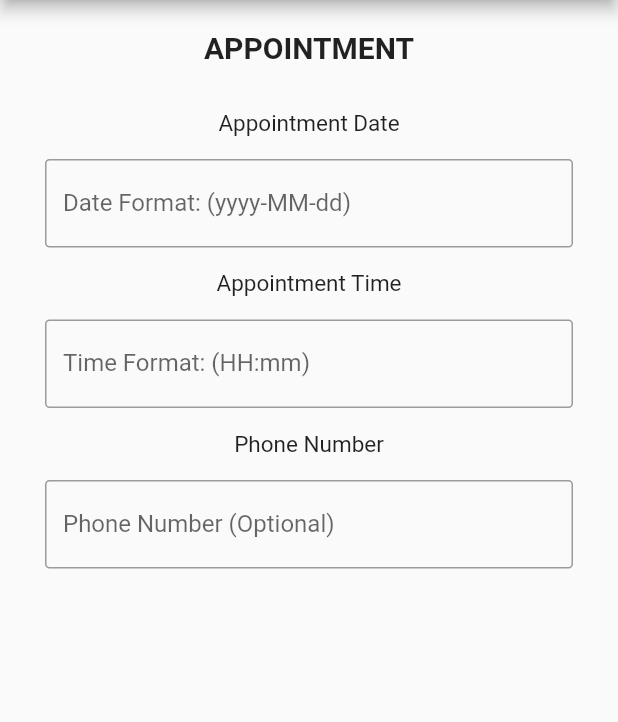
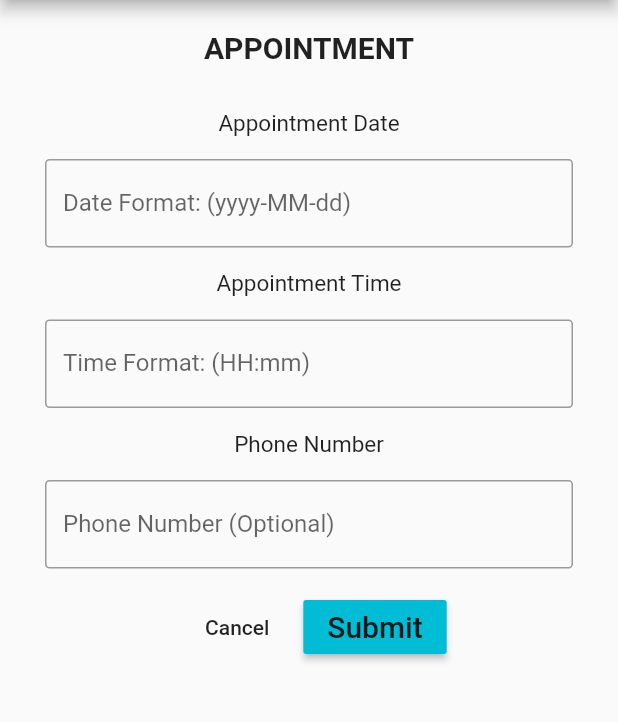
Before and after one commit to nurhafizahshukri/eazeetailor_frontend, a Flutter app: the AppointmentScreen screen opened directly, on a phone screen of 412 x 824 dp, the part 84-806 px from its top. Run offline on Flutter 3.47's test engine with Material 2 defaults, Android fonts, the phone set to English and light mode, and no system bars; drawn by our look-alikes of datetime_picker_formfield; our stand-ins replace carousel_slider, fluttertoast, google_fonts.

Commit message:
Create Submit Button

```diff
--- a/eazeetailor/lib/Screens/AppointmentForm.dart
+++ b/eazeetailor/lib/Screens/AppointmentForm.dart
@@ -3,6 +3,7 @@ import 'package:flutter/cupertino.dart';
 import 'package:flutter/material.dart';
 import 'package:intl/intl.dart';
 import 'package:datetime_picker_formfield/datetime_picker_formfield.dart';
+import 'package:eazeetailor/Screens/HomeScreen.dart';
 
 class AppointmentScreen extends StatefulWidget {
 
@@ -102,6 +103,34 @@ class _AppointmentScreenState extends State<AppointmentScreen> {
 
                 ),
               ),
+              Row(
+                mainAxisAlignment: MainAxisAlignment.center,
+                children: <Widget>[
+                FlatButton(
+                  child: Text('Cancel'),
+                  onPressed: () {
+                    Navigator.push(
+                            context,
+                            MaterialPageRoute(builder: (context) => HomeScreen(),
+                        ),
+                      );
+                  },
+                  ),
+                RaisedButton(
+                  color: Colors.cyan,
+                  onPressed: () {
+                    Navigator.push(
+                            context,
+                            MaterialPageRoute(builder: (context) => HomeScreen(),
+                        ),
+                      );
+                  },
+                  child: const Text(
+                    'Submit',
+                    style: TextStyle(fontSize: 20)
+                    ),
+                ),
+              ],)
 
             ]),     ),
         );
```
